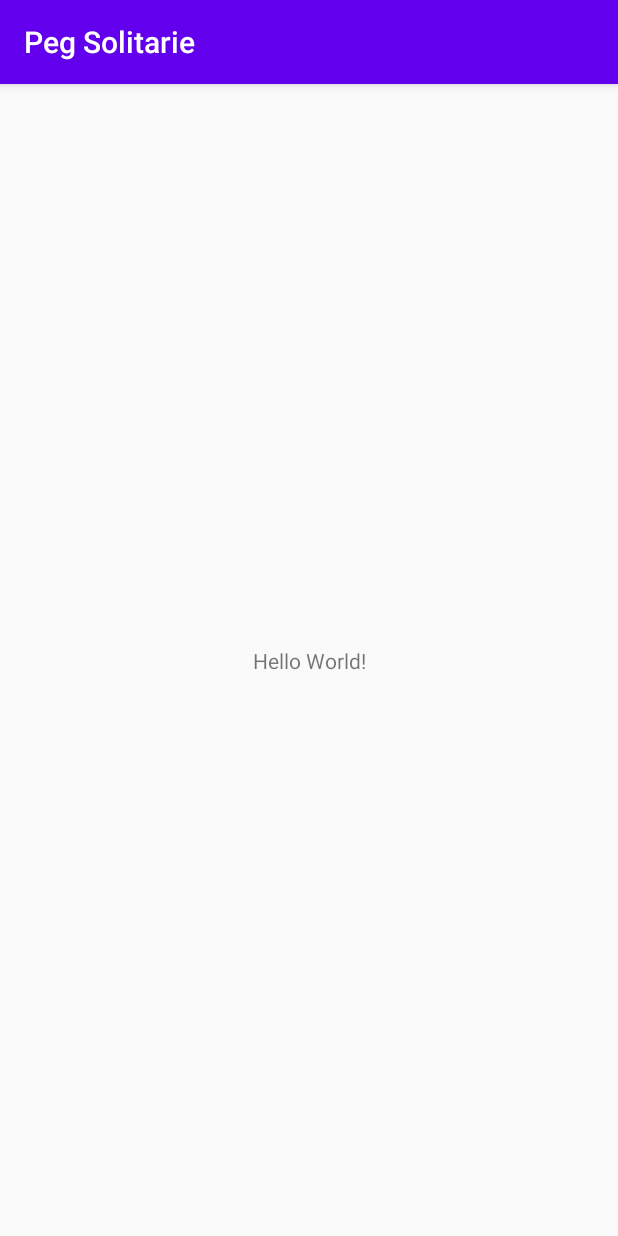
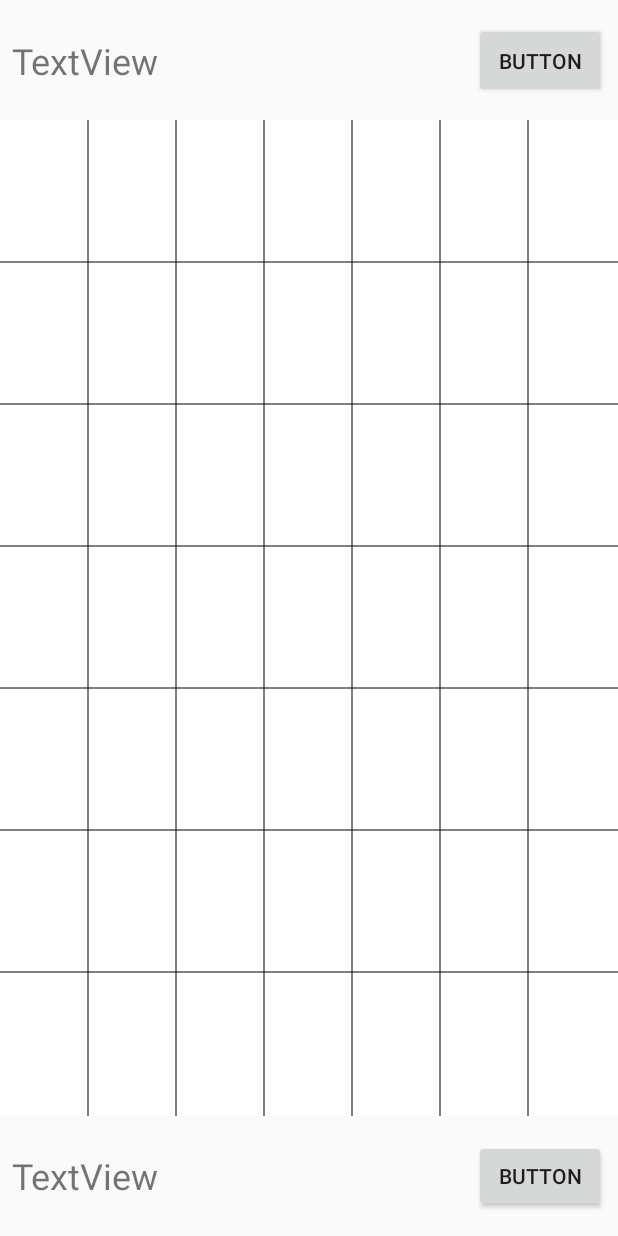
Before and after one commit to ermanergoz/PegSolutarie, an Android app: the screen it shows after launch (MainActivity), on a phone screen of 412 x 824 dp. Run offline under Robolectric (Android 15) with nearby library versions, the phone set to English and light mode, and no system bars.

Commit message:
start implementing game panel

```diff
--- a/app/src/main/AndroidManifest.xml
+++ b/app/src/main/AndroidManifest.xml
@@ -9,7 +9,7 @@
         android:roundIcon="@mipmap/ic_launcher_round"
         android:supportsRtl="true"
         android:theme="@style/AppTheme">
-        <activity android:name=".MainActivity">
+        <activity android:name=".activities.MainActivity">
             <intent-filter>
                 <action android:name="android.intent.action.MAIN" />
 
--- a/app/src/main/java/com/erman/pegsolitarie/MainActivity.kt
+++ /dev/null
@@ -1,12 +0,0 @@
-package com.erman.pegsolitarie
-
-import androidx.appcompat.app.AppCompatActivity
-import android.os.Bundle
-
-class MainActivity : AppCompatActivity() {
-
-    override fun onCreate(savedInstanceState: Bundle?) {
-        super.onCreate(savedInstanceState)
-        setContentView(R.layout.activity_main)
-    }
-}
--- /dev/null
+++ b/app/src/main/java/com/erman/pegsolitarie/activities/MainActivity.kt
@@ -0,0 +1,26 @@
+package com.erman.pegsolitarie.activities
+
+import android.os.Bundle
+import android.view.WindowManager
+import androidx.appcompat.app.AppCompatActivity
+import androidx.fragment.app.FragmentManager
+import com.erman.pegsolitarie.R
+import com.erman.pegsolitarie.fragments.EnglishBoardFragment
+
+class MainActivity : AppCompatActivity() {
+
+    private val fragmentManager: FragmentManager = supportFragmentManager
+
+    override fun onCreate(savedInstanceState: Bundle?) {
+        super.onCreate(savedInstanceState)
+
+        setContentView(R.layout.activity_main)
+
+        window.setFlags(
+            WindowManager.LayoutParams.FLAG_FULLSCREEN,
+            WindowManager.LayoutParams.FLAG_FULLSCREEN
+        )
+
+        fragmentManager.beginTransaction().add(R.id.fragmentHolder, EnglishBoardFragment()).addToBackStack("").commit()
+    }
+}
--- /dev/null
+++ b/app/src/main/java/com/erman/pegsolitarie/fragments/EnglishBoardFragment.kt
@@ -0,0 +1,45 @@
+package com.erman.pegsolitarie.fragments
+
+import android.content.res.Resources
+import android.os.Bundle
+import android.util.TypedValue
+import android.view.LayoutInflater
+import android.view.View
+import android.view.ViewGroup
+import androidx.fragment.app.Fragment
+import com.erman.pegsolitarie.R
+import com.erman.pegsolitarie.views.GridView
+import kotlinx.android.synthetic.main.fragment_english_board.*
+
+class EnglishBoardFragment : Fragment() {
+
+    override fun onCreateView(
+        inflater: LayoutInflater,
+        container: ViewGroup?,
+        savedInstanceState: Bundle?
+    ): View? {
+        return inflater.inflate(R.layout.fragment_english_board, container, false)
+    }
+
+    override fun onViewCreated(view: View, savedInstanceState: Bundle?) {
+        super.onViewCreated(view, savedInstanceState)
+
+        val px = TypedValue.applyDimension(
+            TypedValue.COMPLEX_UNIT_DIP,
+            160f,
+            resources.displayMetrics
+        )
+
+        var gameView = GridView(
+            context,
+            7,
+            7,
+            Resources.getSystem().displayMetrics.widthPixels,
+            Resources.getSystem().displayMetrics.heightPixels-px.toInt(),
+            null
+        )
+        gameView.id = R.id.gameView
+
+        linearLayout.addView(gameView)
+    }
+}
--- /dev/null
+++ b/app/src/main/java/com/erman/pegsolitarie/views/GridView.kt
@@ -0,0 +1,91 @@
+package com.erman.pegsolitarie.views
+
+import android.content.Context
+import android.graphics.Canvas
+import android.graphics.Color
+import android.graphics.Paint
+import android.util.AttributeSet
+import android.util.Log
+import android.view.MotionEvent
+import android.view.View
+
+class GridView(
+    context: Context?,
+    private var numColumns: Int,
+    private var numRows: Int,
+    private var screenWidth: Int,
+    private var screenHeight: Int,
+    attrs: AttributeSet?
+) :
+    View(context, attrs) {
+
+    private var cellWidth = 0
+    private var cellHeight = 0
+    private val blackPaint: Paint = Paint()
+    private var cellChecked: Array<BooleanArray> = Array(numColumns) { BooleanArray(numRows) }
+    /*
+        override fun onSizeChanged(w: Int, h: Int, oldw: Int, oldh: Int) {
+            super.onSizeChanged(w, h, oldw, oldh)
+            calculateDimensions()
+        }
+    */
+    private fun calculateDimensions() {
+        if (numColumns < 1 || numRows < 1) {
+            return
+        }
+
+        cellWidth = screenWidth / numColumns
+        cellHeight = (screenHeight) / numRows
+
+        invalidate()
+    }
+
+    override fun onDraw(canvas: Canvas) {
+        calculateDimensions()
+
+        canvas.drawColor(Color.WHITE)
+        if (numColumns == 0 || numRows == 0) {
+            return
+        }
+        val width = screenWidth
+        val height = screenHeight
+        Log.e("width and height", screenWidth.toString() + " - " + screenHeight)
+        for (i in 0 until numColumns) {
+            for (j in 0 until numRows) {
+                if (cellChecked[i][j]) {
+                    canvas.drawRect(
+                        (i * cellWidth).toFloat(), (j * cellHeight).toFloat(),
+                        ((i + 1) * cellWidth).toFloat(), ((j + 1) * cellHeight).toFloat(),
+                        blackPaint
+                    )   //to fill the square
+                }
+            }
+        }
+        for (i in 1 until numColumns) {
+            canvas.drawLine(
+                (i * cellWidth).toFloat(), 0F,
+                (i * cellWidth).toFloat(), height.toFloat(), blackPaint
+            )
+        }
+        for (i in 1 until numRows) {
+            canvas.drawLine(
+                0F, (i * cellHeight).toFloat(),
+                width.toFloat(), (i * cellHeight).toFloat(), blackPaint
+            )
+        }
+    }
+
+    override fun onTouchEvent(event: MotionEvent): Boolean {
+        if (event.action == MotionEvent.ACTION_DOWN) {
+            val column = (event.x / cellWidth).toInt()
+            val row = (event.y / cellHeight).toInt()
+            cellChecked[column][row] = !cellChecked[column][row]
+            invalidate()
+        }
+        return true
+    }
+
+    init {
+        blackPaint.setStyle(Paint.Style.FILL_AND_STROKE)
+    }
+}
--- a/app/src/main/res/layout/activity_main.xml
+++ b/app/src/main/res/layout/activity_main.xml
@@ -3,16 +3,44 @@
     xmlns:app="http://schemas.android.com/apk/res-auto"
     xmlns:tools="http://schemas.android.com/tools"
     android:layout_width="match_parent"
-    android:layout_height="match_parent"
-    tools:context=".MainActivity">
+    android:layout_height="match_parent">
+
+    <FrameLayout
+        android:id="@+id/fragmentHolder"
+        android:layout_width="0dp"
+        android:layout_height="0dp"
+        app:layout_constraintBottom_toTopOf="@+id/textView"
+        app:layout_constraintEnd_toEndOf="parent"
+        app:layout_constraintHorizontal_bias="0.5"
+        app:layout_constraintStart_toStartOf="parent"
+        app:layout_constraintTop_toTopOf="parent">
+
+    </FrameLayout>
 
     <TextView
+        android:id="@+id/textView"
+        android:layout_width="wrap_content"
+        android:layout_height="80dp"
+        android:layout_marginStart="8dp"
+        android:layout_marginLeft="8dp"
+        android:gravity="center|left"
+        android:text="TextView"
+        android:textSize="24sp"
+        app:layout_constraintBottom_toBottomOf="parent"
+        app:layout_constraintEnd_toStartOf="@+id/button2"
+        app:layout_constraintHorizontal_bias="0.0"
+        app:layout_constraintStart_toStartOf="parent"
+        app:layout_constraintTop_toBottomOf="@+id/fragmentHolder"
+        app:layout_constraintVertical_bias="1.0" />
+
+    <Button
+        android:id="@+id/button2"
         android:layout_width="wrap_content"
         android:layout_height="wrap_content"
-        android:text="Hello World!"
+        android:layout_marginEnd="8dp"
+        android:layout_marginRight="8dp"
+        android:text="Button"
         app:layout_constraintBottom_toBottomOf="parent"
-        app:layout_constraintLeft_toLeftOf="parent"
-        app:layout_constraintRight_toRightOf="parent"
-        app:layout_constraintTop_toTopOf="parent" />
-
+        app:layout_constraintEnd_toEndOf="parent"
+        app:layout_constraintTop_toBottomOf="@+id/fragmentHolder" />
 </androidx.constraintlayout.widget.ConstraintLayout>
--- /dev/null
+++ b/app/src/main/res/layout/fragment_english_board.xml
@@ -0,0 +1,47 @@
+<?xml version="1.0" encoding="utf-8"?>
+<LinearLayout xmlns:android="http://schemas.android.com/apk/res/android"
+    xmlns:app="http://schemas.android.com/apk/res-auto"
+    xmlns:tools="http://schemas.android.com/tools"
+    android:id="@+id/linearLayout"
+    android:layout_width="match_parent"
+    android:layout_height="match_parent"
+    android:orientation="vertical">
+
+    <androidx.constraintlayout.widget.ConstraintLayout
+        android:id="@+id/toolbar"
+        android:layout_width="match_parent"
+        android:layout_height="80dp"
+
+        app:layout_constraintEnd_toEndOf="parent"
+        app:layout_constraintStart_toStartOf="parent">
+
+        <TextView
+            android:id="@+id/textView3"
+            android:layout_width="wrap_content"
+            android:layout_height="wrap_content"
+            android:layout_marginStart="8dp"
+            android:layout_marginLeft="8dp"
+            android:text="TextView"
+            android:textSize="24sp"
+            app:layout_constraintBottom_toBottomOf="parent"
+            app:layout_constraintStart_toStartOf="parent"
+            app:layout_constraintTop_toTopOf="parent" />
+
+        <Button
+            android:id="@+id/button"
+            android:layout_width="wrap_content"
+            android:layout_height="50dp"
+            android:layout_marginStart="8dp"
+            android:layout_marginLeft="8dp"
+            android:layout_marginEnd="8dp"
+            app:layout_constrainedWidth="true"
+            android:layout_marginRight="8dp"
+            android:text="Button"
+            app:layout_constraintBottom_toBottomOf="parent"
+            app:layout_constraintEnd_toEndOf="parent"
+            app:layout_constraintHorizontal_bias="1.0"
+            app:layout_constraintStart_toEndOf="@+id/textView3"
+            app:layout_constraintTop_toTopOf="parent" />
+
+    </androidx.constraintlayout.widget.ConstraintLayout>
+</LinearLayout>
--- /dev/null
+++ b/app/src/main/res/values/ids.xml
@@ -0,0 +1,4 @@
+<?xml version="1.0" encoding="utf-8"?>
+<resources>
+    <item type="id" name="gameView"/>
+</resources>
--- a/app/src/main/res/values/styles.xml
+++ b/app/src/main/res/values/styles.xml
@@ -1,7 +1,7 @@
 <resources>
 
     <!-- Base application theme. -->
-    <style name="AppTheme" parent="Theme.AppCompat.Light.DarkActionBar">
+    <style name="AppTheme" parent="Theme.AppCompat.Light.NoActionBar">
         <!-- Customize your theme here. -->
         <item name="colorPrimary">@color/colorPrimary</item>
         <item name="colorPrimaryDark">@color/colorPrimaryDark</item>
```
